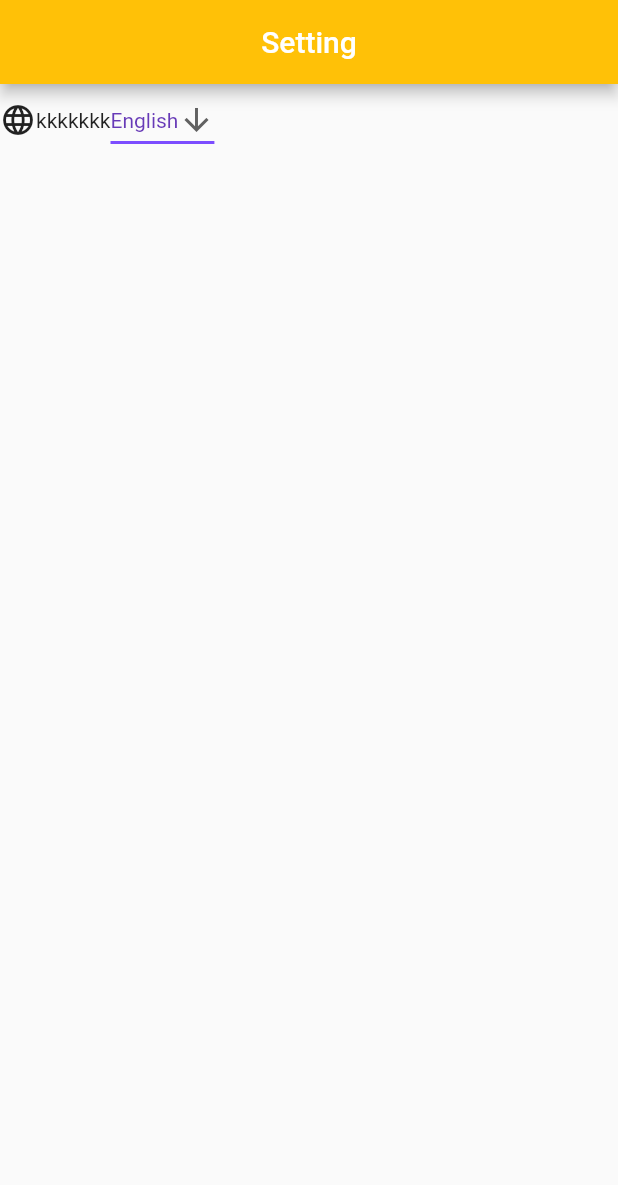
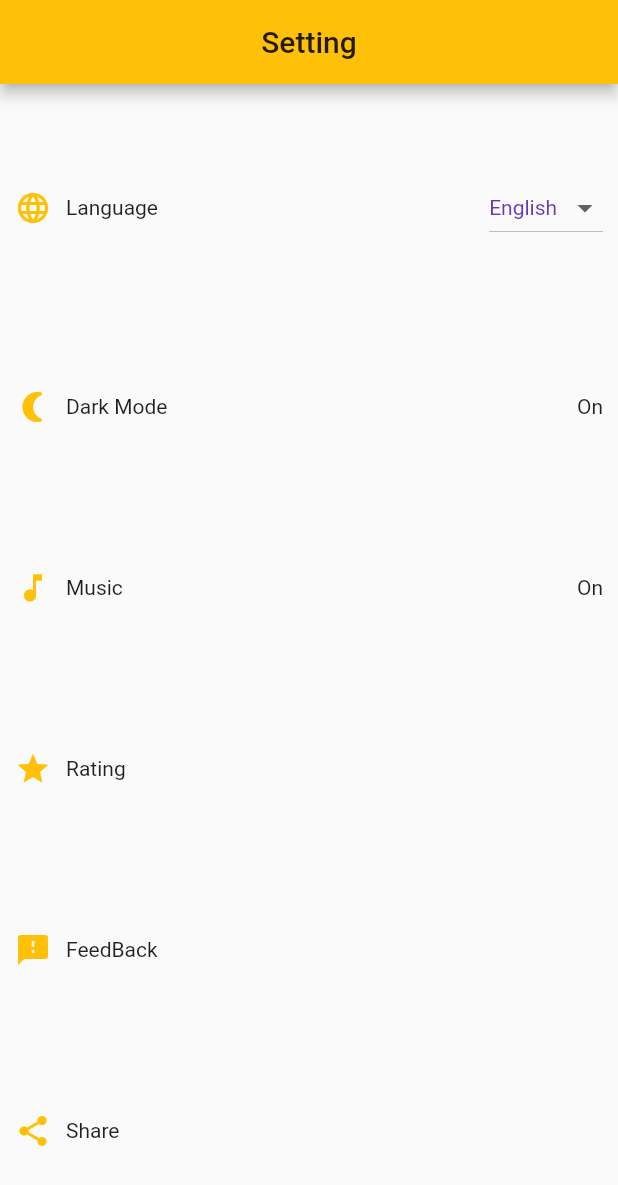
Before and after one commit to Thumv997/GMO_Training_Es_Practice, a Flutter app: the SettingApp screen opened directly, on a phone screen of 412 x 824 dp. Shown: the top 1185 px of the screen. Run offline on Flutter 3.47's test engine with Material 2 defaults, Android fonts, the phone set to English and light mode, and no system bars; our stand-ins replace percent_indicator; project files that could hold a hidden picture were left out.

```diff
--- a/lib/navigation/path.dart
+++ b/lib/navigation/path.dart
@@ -1,2 +1,3 @@
 const HOME = 'HOME';
 const SETTING = 'SETTING';
+const GRAMMAR_CHECK = 'GRAMMAR_CHECK';
--- a/lib/navigation/routes.dart
+++ b/lib/navigation/routes.dart
@@ -1,7 +1,7 @@
 import 'package:flutter/material.dart';
+import 'package:gmo_training_english_practice/pages/grammar_checklist.dart';
 import 'package:gmo_training_english_practice/pages/home.dart';
 import 'package:gmo_training_english_practice/pages/setting.dart';
-
 import 'path.dart';
 import 'slide_left_route.dart';
 
@@ -11,6 +11,8 @@ Route<dynamic> generateRoute(RouteSettings settings) {
       return SlideLeftRoute(widget: MyHomePage());
     case SETTING:
       return SlideLeftRoute(widget: SettingApp());
+    case GRAMMAR_CHECK:
+      return SlideLeftRoute(widget: GrammarChecklist());
     default:
       return defaultNav(settings);
   }
--- a/lib/pages/setting.dart
+++ b/lib/pages/setting.dart
@@ -11,39 +11,98 @@ class _SettingAppState extends State<SettingApp> {
   Widget build(BuildContext context) {
     return Scaffold(
       appBar: AppBar(
-        backgroundColor: Colors.amber,
         title: Text('Setting'),
         centerTitle: true,
       ),
       body: Container(
+        padding: EdgeInsets.all(10.0),
         child: Column(
+          mainAxisAlignment: MainAxisAlignment.spaceAround,
           children: [
             Row(
               children: [
                 Icon(Icons.language),
-                Text('kkkkkkk'),
+                SizedBox(
+                  width: 10,
+                ),
+                Expanded(
+                  child: Text('Language'),
+                ),
                 DropdownButton<String>(
                   value: dropdownValue,
-                  icon: Icon(Icons.arrow_downward),
-                  iconSize: 24,
-                  elevation: 16,
+                  icon: Icon(Icons.arrow_drop_down),
                   style: TextStyle(color: Colors.deepPurple),
-                  underline: Container(
-                    height: 2,
-                    color: Colors.deepPurpleAccent,
-                  ),
                   onChanged: (String newValue) {
                     setState(() {
                       dropdownValue = newValue;
                     });
                   },
-                  items: <String>['English', 'Two', 'Free', 'Four']
-                      .map<DropdownMenuItem<String>>((String value) {
+                  items: <String>[
+                    'English',
+                    'Vietnam',
+                  ].map<DropdownMenuItem<String>>((String value) {
                     return DropdownMenuItem<String>(
                       value: value,
                       child: Text(value),
                     );
                   }).toList(),
+                ),
+              ],
+            ),
+            Row(
+              children: [
+                Icon(Icons.nightlight_round),
+                SizedBox(
+                  width: 10,
+                ),
+                Expanded(
+                  child: Text('Dark Mode'),
+                ),
+                Text('On'),
+              ],
+            ),
+            Row(
+              children: [
+                Icon(Icons.music_note),
+                SizedBox(
+                  width: 10,
+                ),
+                Expanded(
+                  child: Text('Music'),
+                ),
+                Text('On'),
+              ],
+            ),
+            Row(
+              children: [
+                Icon(Icons.star),
+                SizedBox(
+                  width: 10,
+                ),
+                Expanded(
+                  child: Text('Rating'),
+                ),
+              ],
+            ),
+            Row(
+              children: [
+                Icon(Icons.feedback),
+                SizedBox(
+                  width: 10,
+                ),
+                Expanded(
+                  child: Text('FeedBack'),
+                ),
+              ],
+            ),
+            Row(
+              children: [
+                Icon(Icons.share),
+                SizedBox(
+                  width: 10,
+                ),
+                Expanded(
+                  child: Text('Share'),
                 ),
               ],
             ),
```
Also changed, not shown: lib/data/adjective_adverbs_data.dart (added, +17 -0 lines), lib/main.dart (+41 -71 lines), lib/model/models.dart (added, +44 -0 lines), lib/pages/grammar_checklist.dart (added, +83 -0 lines), lib/pages/home.dart (+6 -2 lines), lib/widget/test_es.dart (added, +95 -0 lines), pubspec.yaml (+7 -0 lines), lib/data/repository.dart (deleted), lib/model/practice_english.dart (deleted), lib/widget/bottom_sheet.dart (added), pubspec.lock.
